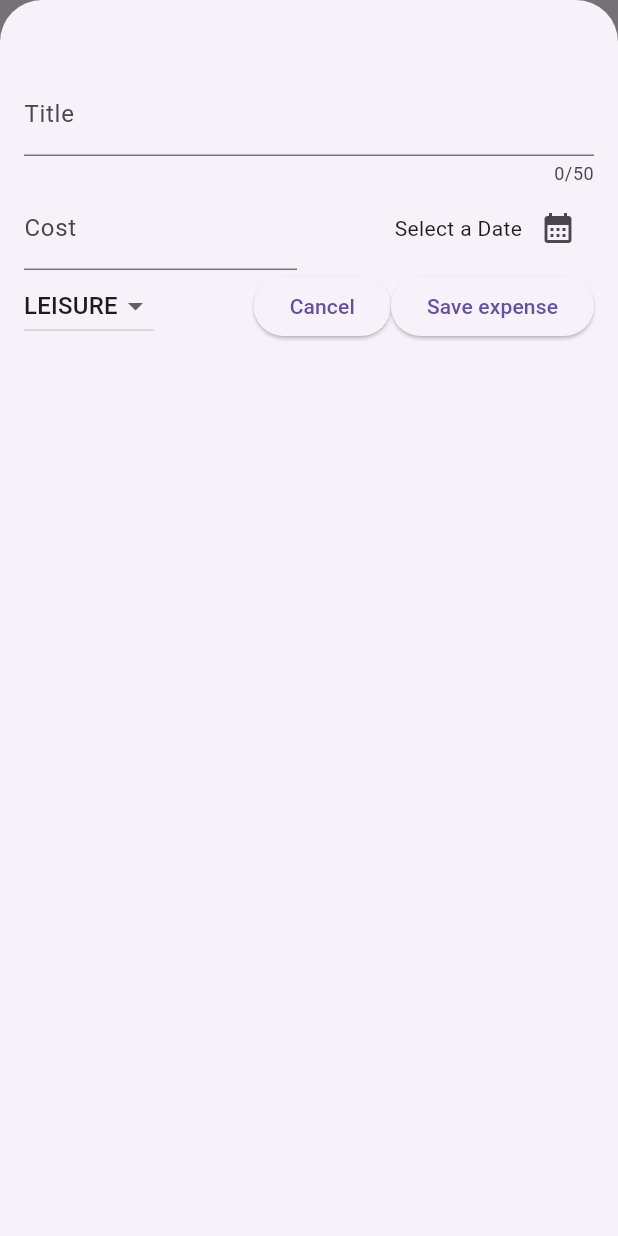
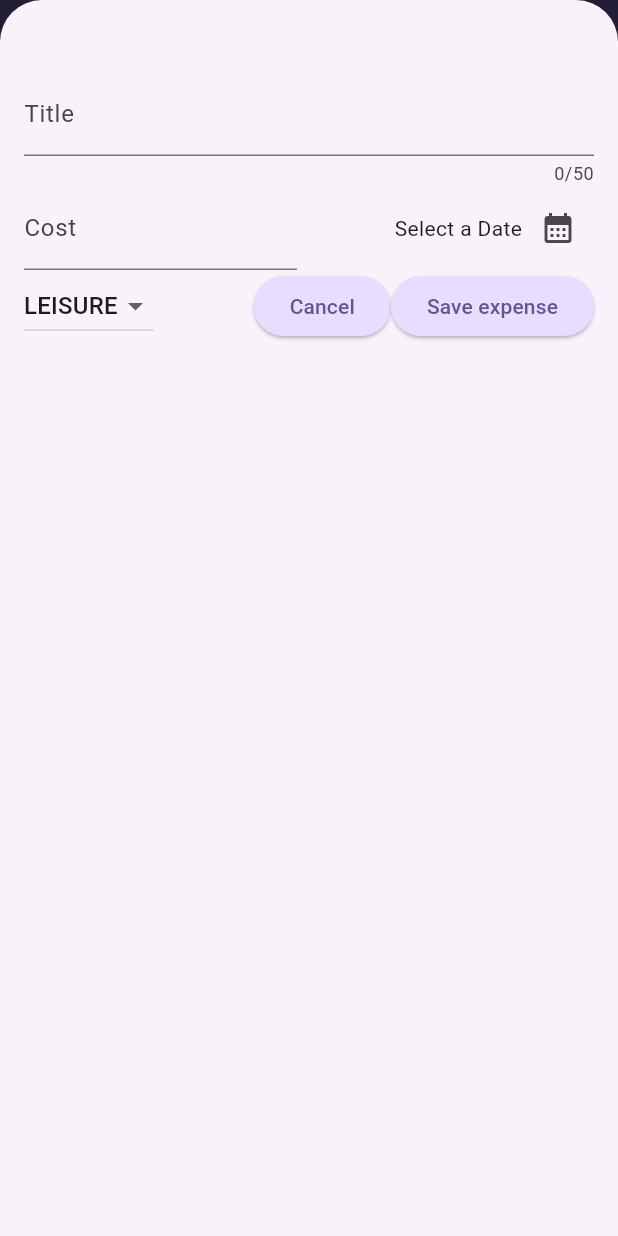
Before and after one commit to Jasonl145/expense_tracker, a Flutter app: the screen it shows after launch, after a tap on the "add" icon, on a phone screen of 412 x 824 dp. Run offline on Flutter 3.47's test engine with Material 3 defaults, Android fonts, the phone set to English and light mode, and no system bars.

Commit message:
Added theme and dark theme + minor styling changes

```diff
--- a/lib/main.dart
+++ b/lib/main.dart
@@ -1,6 +1,63 @@
 import 'package:expense_tracker/widgets/expenses.dart';
 import 'package:flutter/material.dart';
 
+var kColorScheme = ColorScheme.fromSeed(
+  seedColor: const Color.fromARGB(255, 96, 59, 181)
+);
+
+var kDarkColorScheme = ColorScheme.fromSeed(
+  brightness: Brightness.dark,
+  seedColor: Color.fromARGB(255, 5, 99, 125),
+);
 void main() {
-  runApp(const MaterialApp(home: Expenses()));
+  runApp(
+    MaterialApp(
+      themeMode: ThemeMode.system,
+      darkTheme: ThemeData.dark().copyWith(
+        colorScheme: kDarkColorScheme,
+        cardTheme: CardThemeData().copyWith(
+          color: kDarkColorScheme.secondaryContainer,
+          margin: const EdgeInsets.symmetric(
+            horizontal: 16,
+            vertical: 8,
+          ),
+        ),
+        elevatedButtonTheme: ElevatedButtonThemeData(
+          style: ElevatedButton.styleFrom(
+            backgroundColor: kDarkColorScheme.primaryContainer,
+            foregroundColor: kDarkColorScheme.onPrimaryContainer,
+          ),
+        ),
+      ),
+      theme: ThemeData().copyWith(
+        colorScheme: kColorScheme,
+        appBarTheme: const AppBarTheme().copyWith(
+          backgroundColor: kColorScheme.onPrimaryContainer,
+          foregroundColor: kColorScheme.primaryContainer,
+          // backgroundColor: kColorScheme.primaryContainer,
+          // foregroundColor: kColorScheme.onPrimaryContainer,
+        ),
+        cardTheme: CardThemeData().copyWith(
+          color: kColorScheme.secondaryContainer,
+          margin: const EdgeInsets.symmetric(
+            horizontal: 16,
+            vertical: 8,
+          ),
+        ),
+        elevatedButtonTheme: ElevatedButtonThemeData(
+          style: ElevatedButton.styleFrom(
+            backgroundColor: kColorScheme.primaryContainer,
+          ),
+        ),
+        textTheme: ThemeData().textTheme.copyWith(
+          titleLarge: TextStyle(
+            fontWeight: FontWeight.normal,
+            color: kColorScheme.onSecondaryContainer,
+            fontSize: 24,
+          )
+        )
+      ),
+      home: const Expenses(),
+    )
+  );
 }
--- a/lib/widgets/chart/chart.dart
+++ b/lib/widgets/chart/chart.dart
@@ -45,8 +45,8 @@ class Chart extends StatelessWidget {
         borderRadius: BorderRadius.circular(8),
         gradient: LinearGradient(
           colors: [
-            Theme.of(context).colorScheme.primary.withOpacity(0.3),
-            Theme.of(context).colorScheme.primary.withOpacity(0.0)
+            Theme.of(context).colorScheme.primary.withValues(alpha: 0.3),
+            Theme.of(context).colorScheme.primary.withValues(alpha: 0.0)
           ],
           begin: Alignment.bottomCenter,
           end: Alignment.topCenter,
@@ -81,7 +81,7 @@ class Chart extends StatelessWidget {
                             : Theme.of(context)
                                 .colorScheme
                                 .primary
-                                .withOpacity(0.7),
+                                .withValues(alpha: 0.7),
                       ),
                     ),
                   ),
--- a/lib/widgets/expenses.dart
+++ b/lib/widgets/expenses.dart
@@ -1,3 +1,4 @@
+import 'package:expense_tracker/widgets/chart/chart.dart';
 import 'package:expense_tracker/widgets/expenses_list/expenses_list.dart';
 import 'package:expense_tracker/models/expense.dart';
 import 'package:expense_tracker/widgets/new_expense.dart';
@@ -76,7 +77,7 @@ class _ExpensesStates extends State<Expenses> {
       ),
       body: Column(
         children: [
-          Text("Chart"),
+          Chart(expenses: _registeredExpenses),
           Expanded(child: mainContent),
         ],
       ),
--- a/lib/widgets/expenses_list/expense_item.dart
+++ b/lib/widgets/expenses_list/expense_item.dart
@@ -1,3 +1,4 @@
+import 'package:expense_tracker/main.dart';
 import 'package:expense_tracker/models/expense.dart';
 import 'package:flutter/material.dart';
 
@@ -15,7 +16,7 @@ class ExpenseItem extends StatelessWidget{
         ),
         child: Column(
           children: [
-            Text(expense.title),
+            Text(expense.title, style: ThemeData().textTheme.titleLarge),
             const SizedBox(height: 4),
             Row(
               children: [
--- a/lib/widgets/expenses_list/expenses_list.dart
+++ b/lib/widgets/expenses_list/expenses_list.dart
@@ -13,10 +13,10 @@ class ExpensesList extends StatelessWidget{
       itemBuilder: (ctx, index) => Dismissible(
         key: ValueKey(expenses[index]),
         background: Container(
-          // margin: EdgeInsets.symmetric(
-          //   horizontal: Theme.of(context).cardTheme.margin!.horizontal,
-          // ),
-          color: Theme.of(context).colorScheme.error,
+          margin: EdgeInsets.symmetric(
+            horizontal: Theme.of(context).cardTheme.margin!.horizontal,
+          ),
+          color: Theme.of(context).colorScheme.error.withValues(alpha: 0.75),
         ),
         onDismissed: (direction){onRemoveExpense(expenses[index]);},
         child: ExpenseItem(expense: expenses[index])
```
